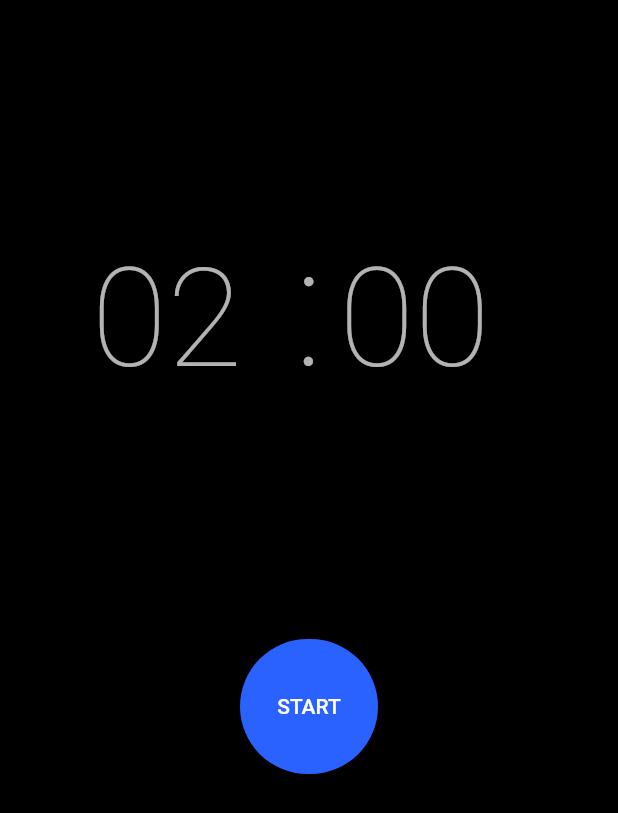
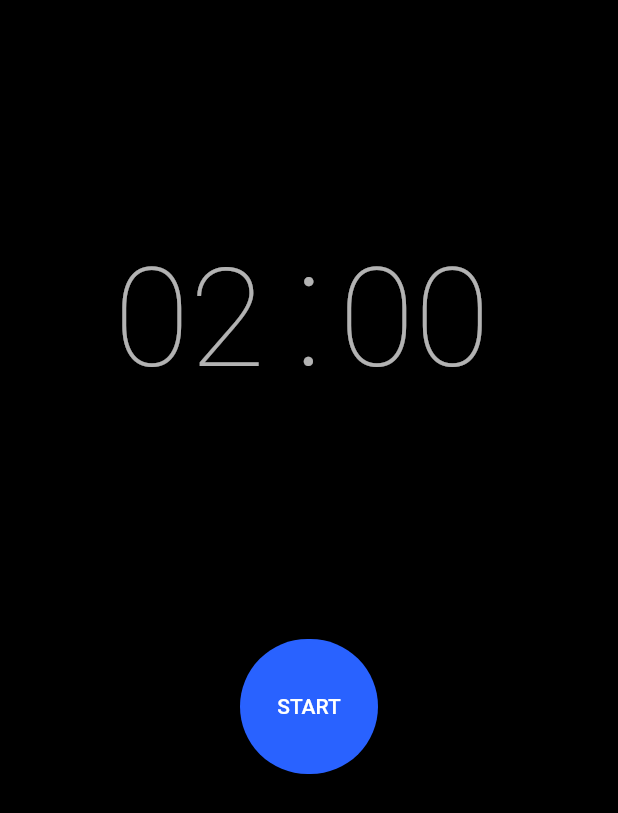
Before and after one commit to aryang117/TimelyBloc, a Flutter app: the screen it shows after launch, on a phone screen of 412 x 824 dp. Shown: the top 813 px of the screen. Run offline on Flutter 3.47's test engine with Material 2 defaults, Android fonts, the phone set to English and light mode, and no system bars; our stand-ins replace equatable, flutter_bloc.

Commit message:
changed width of field

```diff
--- a/lib/Screens/timerScreen.dart
+++ b/lib/Screens/timerScreen.dart
@@ -100,7 +100,7 @@ class TimerTextField extends StatelessWidget {
             mainAxisAlignment: MainAxisAlignment.center,
             children: [
               Container(
-                width: 125,
+                    width: 110,
                     child: TextFormField(
                         decoration: InputDecoration(
                             hintText: '00',
@@ -130,7 +130,7 @@ class TimerTextField extends StatelessWidget {
                 child: Text(':', style: Theme.of(context).textTheme.headline1),
               ),
               Container(
-                width: 125,
+                    width: 110,
                     child: TextFormField(
                     decoration: InputDecoration(
                         hintText: '00',
```
Lines whose indentation alone changed are shown as unchanged.
